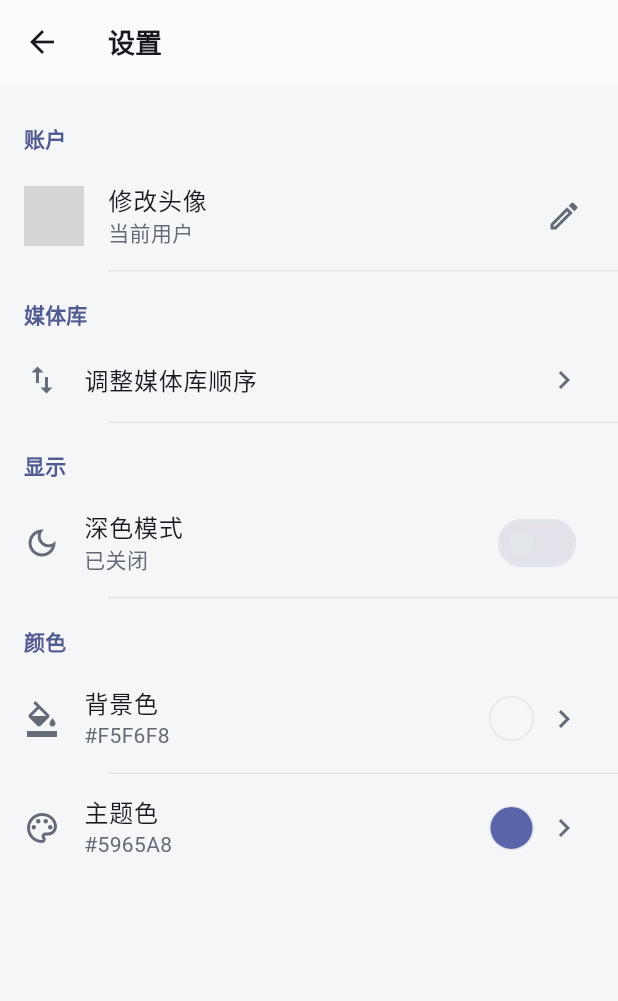
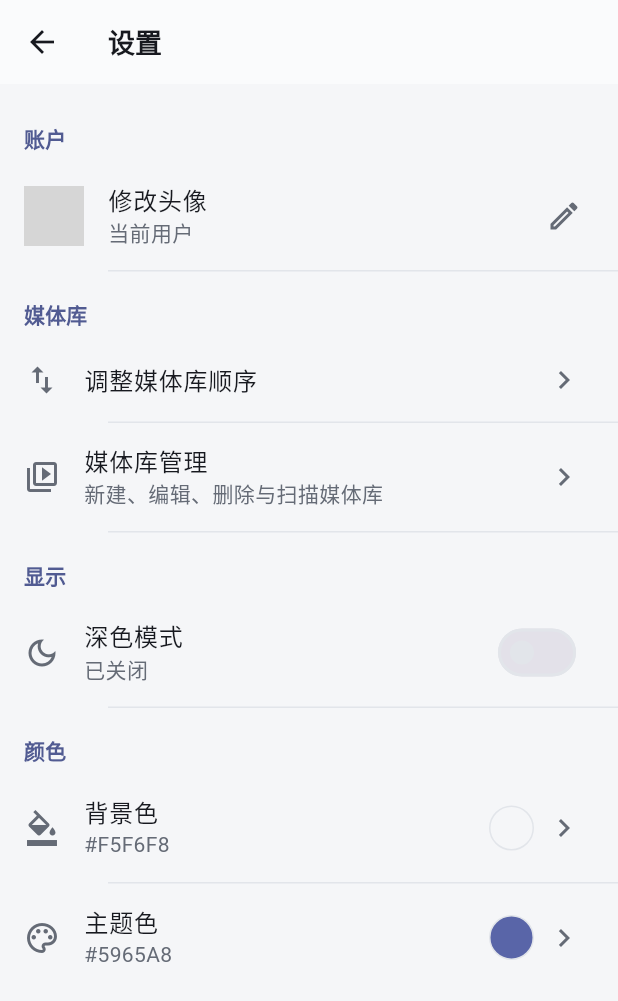
Before and after one commit to sandwichfe/sandwich_flutter, a Flutter app: the SettingsPage screen opened directly with empty values, on a phone screen of 412 x 824 dp. Shown: the top 1001 px of the screen. Run offline on Flutter 3.47's test engine with Material 3 defaults, Android fonts, the phone set to English and light mode, and no system bars; our stand-ins replace cached_network_image, file_picker, flutter_colorpicker, shared_preferences; missing offline and left inert: crop_image, media_kit, media_kit_video, window_manager; accounts and stored records are empty; network calls fail; Roboto replaces fonts that are missing (Segoe UI); grey boxes are pictures that could not be loaded.

Commit message:
媒体库管理

```diff
--- a/lib/pages/emby-pc/emby_pc_models.dart
+++ b/lib/pages/emby-pc/emby_pc_models.dart
@@ -431,6 +431,33 @@ class EmbyPcPage {
   }
 }
 
+// 媒体库管理走 VirtualFolders 接口，比 Views 多返回目录列表和条目数。
+class EmbyPcVirtualFolder {
+  final String id;
+  final String name;
+  final String collectionType;
+  final List<String> locations;
+  final int itemCount;
+
+  const EmbyPcVirtualFolder({
+    required this.id,
+    required this.name,
+    required this.collectionType,
+    required this.locations,
+    required this.itemCount,
+  });
+
+  factory EmbyPcVirtualFolder.fromJson(Map<String, dynamic> json) =>
+      EmbyPcVirtualFolder(
+        // ItemId 与 Views 的 Id 是同一个媒体库主键，PUT/DELETE 都用它。
+        id: _text(json['ItemId']),
+        name: _text(json['Name']),
+        collectionType: _text(json['CollectionType']),
+        locations: _strings(json['Locations']),
+        itemCount: _integer(json['ItemCount']),
+      );
+}
+
 Map<String, dynamic> _map(dynamic value) =>
     value is Map ? Map<String, dynamic>.from(value) : <String, dynamic>{};
 
--- a/lib/pages/emby-pc/emby_pc_page.dart
+++ b/lib/pages/emby-pc/emby_pc_page.dart
@@ -713,7 +713,7 @@ class _EmbyPcWorkspaceState extends State<EmbyPcWorkspace> {
         barrierDismissible: false,
         builder: (context) => EmbyPcItemImagesDialog(item: library),
       );
-      if (changed == true && mounted) await _reloadLibrariesAfterImageChange();
+      if (changed == true && mounted) await _reloadLibraries();
       return;
     }
 
@@ -767,7 +767,8 @@ class _EmbyPcWorkspaceState extends State<EmbyPcWorkspace> {
     }
   }
 
-  Future<void> _reloadLibrariesAfterImageChange() async {
+  // 图像、媒体库增删改都会改变侧边栏结构，统一重新拉取 Views。
+  Future<void> _reloadLibraries() async {
     try {
       final libraries = await EmbyPcService.instance.getLibraries();
       if (!mounted) return;
--- a/lib/pages/emby-pc/emby_pc_workspace_navigation.dart
+++ b/lib/pages/emby-pc/emby_pc_workspace_navigation.dart
@@ -107,8 +107,10 @@ extension _EmbyPcWorkspaceNavigation on _EmbyPcWorkspaceState {
               (_) => SettingsPage(onAdjustLibraryOrder: _openOrderDialog),
             ),
           );
-          // 设置页可能修改用户头像，返回后重新生成带缓存版本号的图片地址。
-          if (mounted) setState(() {});
+          // 设置页可能修改用户头像或媒体库，返回后同步刷新侧边栏与头像地址。
+          if (!mounted) return;
+          setState(() {});
+          await _reloadLibraries();
         } else if (value == 'logout') {
           _logout();
         }
--- a/lib/pages/settings_page.dart
+++ b/lib/pages/settings_page.dart
@@ -1,5 +1,7 @@
 import 'package:flutter/material.dart';
 import 'package:flutter_colorpicker/flutter_colorpicker.dart';
+import 'emby-pc/emby_pc_detail_page.dart';
+import 'emby-pc/emby_pc_library_admin_page.dart';
 import 'emby-pc/emby_pc_service.dart';
 import 'user_profile_page.dart';
 import '../utils/theme_manager.dart';
@@ -99,6 +101,20 @@ class _SettingsPageState extends State<SettingsPage> {
               trailing: const Icon(Icons.chevron_right),
               // 排序状态仍由媒体工作台维护，设置页只承载功能入口。
               onTap: widget.onAdjustLibraryOrder,
+            ),
+            const Divider(height: 1, indent: 72),
+            ListTile(
+              leading: const Icon(Icons.video_library_outlined),
+              title: const Text('媒体库管理'),
+              subtitle: const Text('新建、编辑、删除与扫描媒体库'),
+              trailing: const Icon(Icons.chevron_right),
+              // 管理页需要管理员权限，失败时由服务层统一提示。
+              onTap: () => Navigator.of(context).push(
+                embyPcFadeRoute(
+                  context,
+                  (_) => const EmbyPcLibraryAdminPage(),
+                ),
+              ),
             ),
             const Divider(height: 1, indent: 72),
             const _SettingsSectionTitle('显示'),
```
Also changed, not shown: lib/pages/emby-pc/emby_pc_service.dart (+88 -1 lines).
